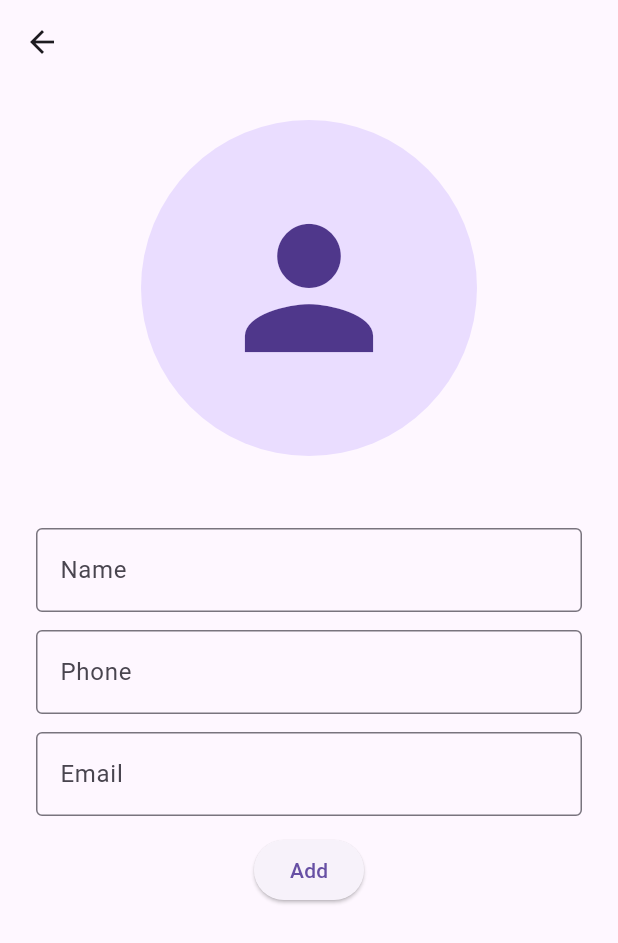
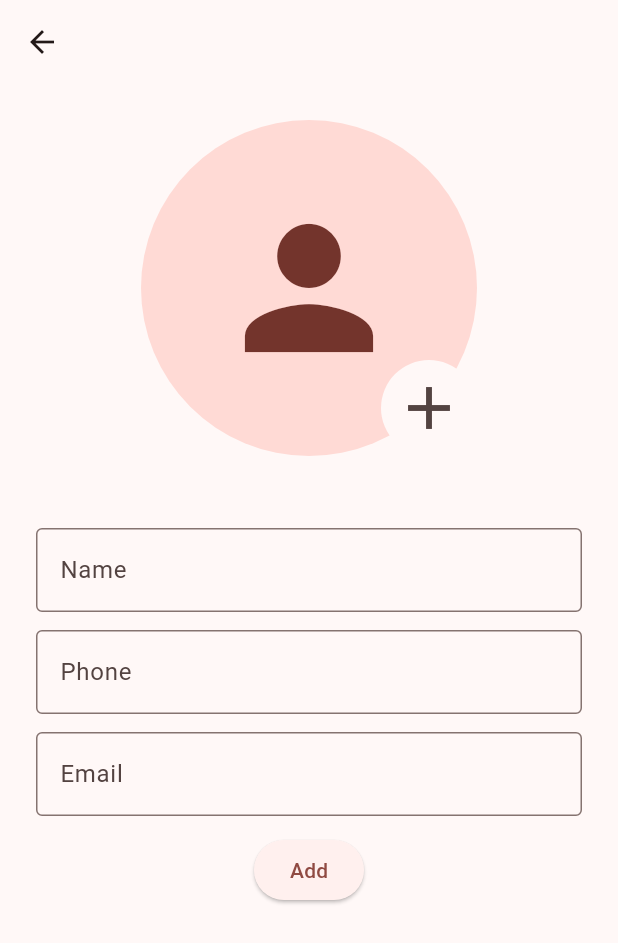
Before and after one commit to GregorySDaniel/contatos, a Flutter app: the screen it shows after launch, after a tap on the "add" icon, on a phone screen of 412 x 824 dp. Shown: the top 943 px of the screen. Run offline on Flutter 3.47's test engine with Material 3 defaults, Android fonts, the phone set to English and light mode, and no system bars; our stand-ins replace go_router, sqflite; accounts and stored records are empty.

Commit message:
add custom theme to app

```diff
--- a/lib/main.dart
+++ b/lib/main.dart
@@ -14,6 +14,11 @@ class MyApp extends StatelessWidget {
 
   @override
   Widget build(BuildContext context) {
-    return MaterialApp.router(routerConfig: router);
+    return MaterialApp.router(
+      routerConfig: router,
+      theme: ThemeData(
+        colorScheme: ColorScheme.fromSeed(seedColor: Colors.red),
+      ),
+    );
   }
 }
--- a/lib/widgets/form.dart
+++ b/lib/widgets/form.dart
@@ -55,13 +55,29 @@ class _CustomFormState extends State<CustomForm> {
 
   @override
   Widget build(BuildContext context) {
+    final ThemeData theme = Theme.of(context);
+
     return Form(
       key: _formKey,
       child: Column(
         spacing: 12.0,
         mainAxisSize: MainAxisSize.min,
         children: [
-          CircleAvatar(radius: 112.0, child: Icon(Icons.person, size: 128)),
+          Stack(
+            alignment: AlignmentDirectional.bottomEnd,
+            children: [
+              CircleAvatar(radius: 112.0, child: Icon(Icons.person, size: 128)),
+              IconButton(
+                onPressed: () {},
+                icon: Icon(Icons.add, size: 48),
+                style: ButtonStyle(
+                  backgroundColor: WidgetStatePropertyAll(
+                    theme.scaffoldBackgroundColor,
+                  ),
+                ),
+              ),
+            ],
+          ),
           SizedBox(height: 24),
           CustomTextFormField(
             name: 'Name',
```
